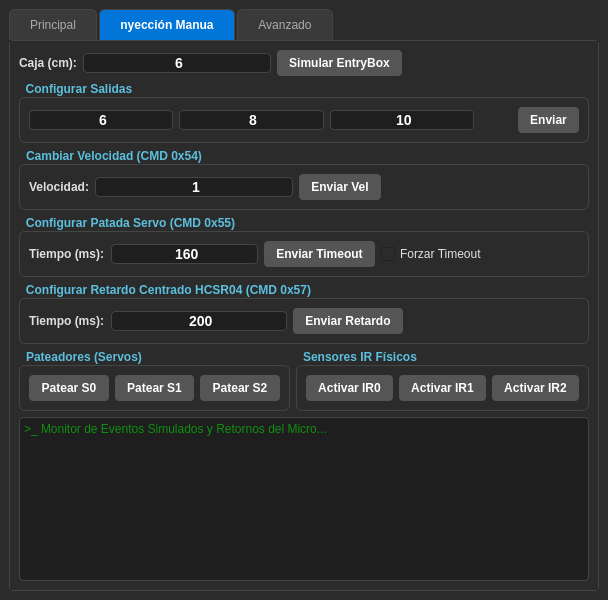
This is mainwindow.ui in Matiasecheve/Qt-Comunication-AVR- as Qt 5 draws it before an edit. The edited form follows.
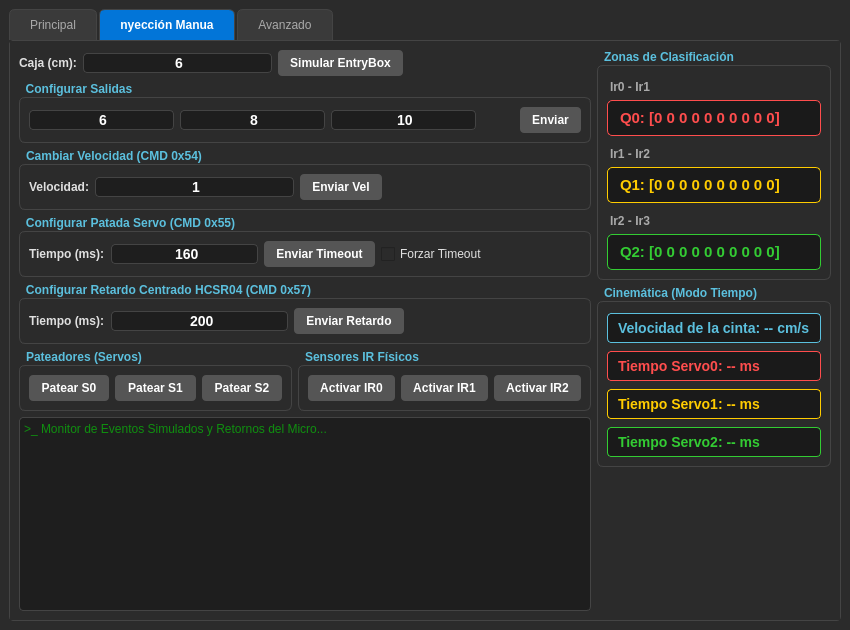
This is the edited form. The open tabs and pages were chosen to show the change.

Commit message: Patada por tiempo implementada. Queues de Modo tiempo andando

The edit to the form file:
```diff
--- a/mainwindow.ui
+++ b/mainwindow.ui
@@ -6,8 +6,8 @@
    <rect>
     <x>0</x>
     <y>0</y>
-    <width>567</width>
-    <height>600</height>
+    <width>850</width>
+    <height>630</height>
    </rect>
   </property>
   <property name="windowTitle">
@@ -48,6 +48,38 @@
 
 QLabel#lblEstado { font-weight: bold; color: #f0ad4e; font-size: 13px; }
 QLabel { font-weight: bold; }
+
+/* --- VISUALIZADOR SCADA DE COLAS --- */
+QLabel#lblQueue0, QLabel#lblQueue1, QLabel#lblQueue2 {
+    font-family: &quot;Consolas&quot;, monospace;
+    font-size: 15px;
+    background-color: #1a1a1a;
+    padding: 8px;
+    border-radius: 5px;
+}
+QLabel#lblQueue0 { color: #ff4d4d; border: 1px solid #ff4d4d; } /* Rojo - Zona 0 */
+QLabel#lblQueue1 { color: #ffcc00; border: 1px solid #ffcc00; } /* Amarillo - Zona 1 */
+QLabel#lblQueue2 { color: #33cc33; border: 1px solid #33cc33; } /* Verde - Zona 2 */
+
+QLabel#lblTitleQ0, QLabel#lblTitleQ1, QLabel#lblTitleQ2 {
+    color: #aaaaaa;
+    font-size: 12px;
+    margin-top: 5px;
+}
+
+/* --- VISUALIZADOR DE CINEMÁTICA --- */
+QLabel#lblVelocidadCinta, QLabel#lblTiempoS0, QLabel#lblTiempoS1, QLabel#lblTiempoS2 {
+    font-family: &quot;Consolas&quot;, monospace;
+    font-size: 14px;
+    background-color: #1a1a1a;
+    padding: 6px;
+    border-radius: 4px;
+    margin-top: 2px;
+}
+QLabel#lblVelocidadCinta { color: #5bc0de; border: 1px solid #5bc0de; } /* Celeste */
+QLabel#lblTiempoS0 { color: #ff4d4d; border: 1px solid #ff4d4d; } /* Rojo */
+QLabel#lblTiempoS1 { color: #ffcc00; border: 1px solid #ffcc00; } /* Amarillo */
+QLabel#lblTiempoS2 { color: #33cc33; border: 1px solid #33cc33; } /* Verde */
    </string>
   </property>
   <widget class="QWidget" name="centralwidget">
@@ -157,7 +189,9 @@
        <attribute name="title">
         <string>Inyección Manual</string>
        </attribute>
-       <layout class="QVBoxLayout" name="verticalLayout_tab2">
+       <layout class="QHBoxLayout" name="horizontalLayout_TabSim">
+        <item>
+         <layout class="QVBoxLayout" name="verticalLayout_Controles">
         <item>
          <layout class="QHBoxLayout" name="horizontalLayout_entry">
           <item>
@@ -476,6 +510,113 @@
            <string>&gt;_ Monitor de Eventos Simulados y Retornos del Micro...</string>
           </property>
          </widget>
+          </item>
+         </layout>
+        </item>
+        <item>
+         <layout class="QVBoxLayout" name="verticalLayout_Monitores">
+          <item>
+           <widget class="QGroupBox" name="gQueues">
+            <property name="title">
+             <string>Zonas de Clasificación</string>
+            </property>
+            <layout class="QVBoxLayout" name="verticalLayout_Queues">
+             <item>
+              <widget class="QLabel" name="lblTitleQ0">
+               <property name="text">
+                <string>Ir0 - Ir1</string>
+               </property>
+              </widget>
+             </item>
+             <item>
+              <widget class="QLabel" name="lblQueue0">
+               <property name="text">
+                <string>Q0: [0 0 0 0 0 0 0 0 0 0]</string>
+               </property>
+              </widget>
+             </item>
+             <item>
+              <widget class="QLabel" name="lblTitleQ1">
+               <property name="text">
+                <string>Ir1 - Ir2</string>
+               </property>
+              </widget>
+             </item>
+             <item>
+              <widget class="QLabel" name="lblQueue1">
+               <property name="text">
+                <string>Q1: [0 0 0 0 0 0 0 0 0 0]</string>
+               </property>
+              </widget>
+             </item>
+             <item>
+              <widget class="QLabel" name="lblTitleQ2">
+               <property name="text">
+                <string>Ir2 - Ir3</string>
+               </property>
+              </widget>
+             </item>
+             <item>
+              <widget class="QLabel" name="lblQueue2">
+               <property name="text">
+                <string>Q2: [0 0 0 0 0 0 0 0 0 0]</string>
+               </property>
+              </widget>
+             </item>
+            </layout>
+           </widget>
+          </item>
+          <item>
+           <widget class="QGroupBox" name="gParametros">
+            <property name="title">
+             <string>Cinemática (Modo Tiempo)</string>
+            </property>
+            <layout class="QVBoxLayout" name="verticalLayout_Params">
+             <item>
+              <widget class="QLabel" name="lblVelocidadCinta">
+               <property name="text">
+                <string>Velocidad de la cinta: -- cm/s</string>
+               </property>
+              </widget>
+             </item>
+             <item>
+              <widget class="QLabel" name="lblTiempoS0">
+               <property name="text">
+                <string>Tiempo Servo0: -- ms</string>
+               </property>
+              </widget>
+             </item>
+             <item>
+              <widget class="QLabel" name="lblTiempoS1">
+               <property name="text">
+                <string>Tiempo Servo1: -- ms</string>
+               </property>
+              </widget>
+             </item>
+             <item>
+              <widget class="QLabel" name="lblTiempoS2">
+               <property name="text">
+                <string>Tiempo Servo2: -- ms</string>
+               </property>
+              </widget>
+             </item>
+            </layout>
+           </widget>
+          </item>
+          <item>
+           <spacer name="verticalSpacer_Monitores">
+            <property name="orientation">
+             <enum>Qt::Orientation::Vertical</enum>
+            </property>
+            <property name="sizeHint" stdset="0">
+             <size>
+              <width>20</width>
+              <height>40</height>
+             </size>
+            </property>
+           </spacer>
+          </item>
+         </layout>
         </item>
        </layout>
       </widget>
```
Left out of the diff: 12 changed lines with no effect on the pictures. Lines whose indentation alone changed are shown as unchanged. The commit also changes 8 other files.
